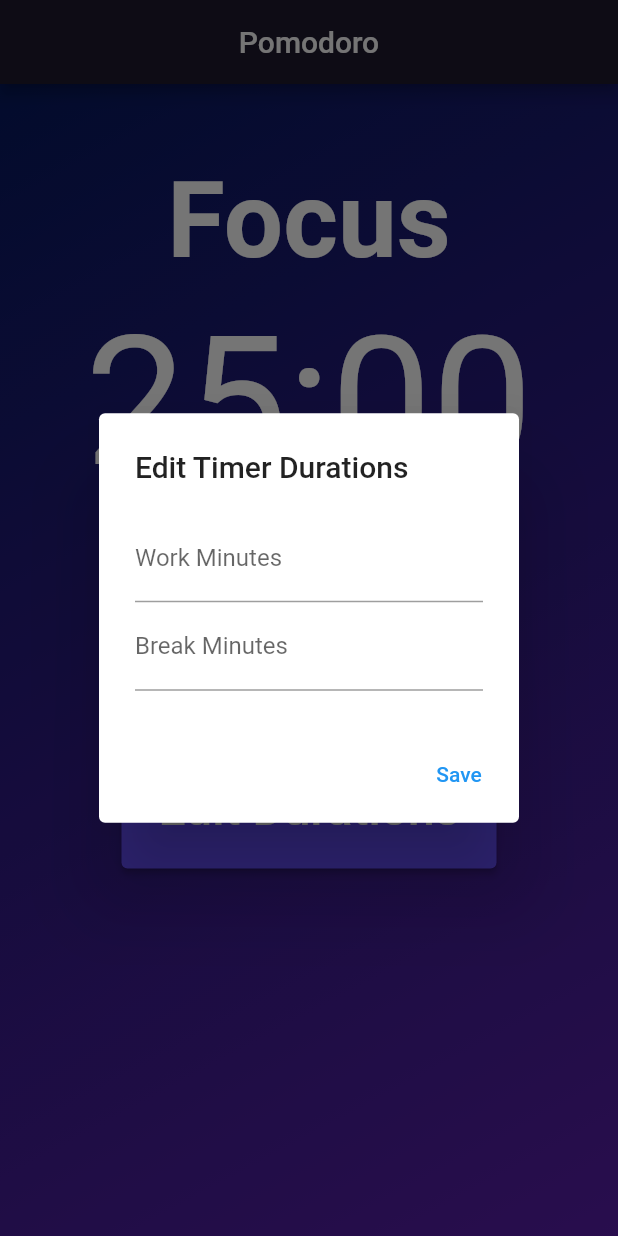
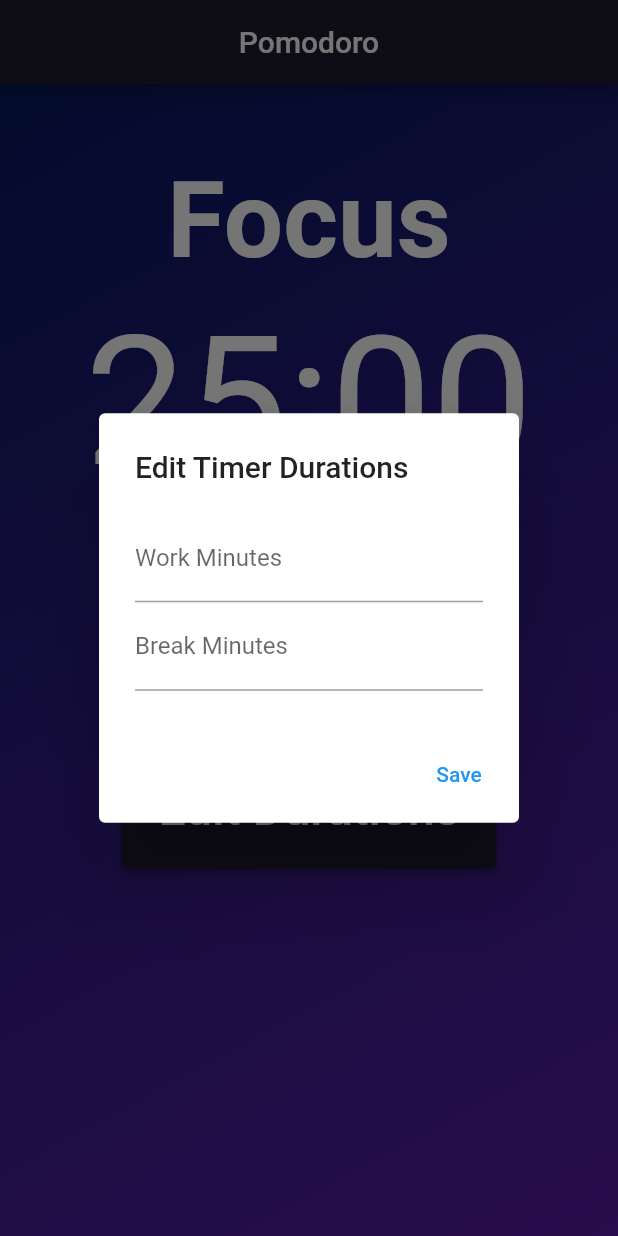
Before and after one commit to AEG14/countdown_timer_gimenez_practice, a Flutter app: the screen it shows after launch, after a tap on "Edit Durations", on a phone screen of 412 x 824 dp. Run offline on Flutter 3.47's test engine with Material 2 defaults, Android fonts, the light colour scheme and no system bars.

Commit message:
Edited some designs

```diff
--- a/lib/main.dart
+++ b/lib/main.dart
@@ -88,6 +88,8 @@
         title: Center(child: Text('Pomodoro')),
         backgroundColor: Color(0XFF1e1b2e),
       ),
+      resizeToAvoidBottomInset:
+          false, // Prevent content from resizing to avoid the keyboard
       body: Container(
         decoration: BoxDecoration(
           gradient: LinearGradient(
@@ -137,7 +139,7 @@
                             style: TextStyle(fontSize: 20)),
                         style: ButtonStyle(
                           backgroundColor: MaterialStateProperty.all<Color>(
-                              Color(0XFF674fff)),
+                              Color(0XFF1e1b2e)),
                           minimumSize: MaterialStateProperty.all(Size(150, 50)),
                         ),
                       ),
@@ -150,7 +152,7 @@
                           child: Text('Reset', style: TextStyle(fontSize: 20)),
                           style: ButtonStyle(
                             backgroundColor: MaterialStateProperty.all<Color>(
-                                Color(0XFF674fff)),
+                                Color(0XFF1e1b2e)),
                             minimumSize:
                                 MaterialStateProperty.all(Size(150, 50)),
                           ),
@@ -162,10 +164,11 @@
               SizedBox(
                 height: 50,
               ),
-              ElevatedButton(
+              Container(
+                child: ElevatedButton(
                   style: ButtonStyle(
                     backgroundColor:
-                      MaterialStateProperty.all<Color>(Color(0XFF674fff)),
+                        MaterialStateProperty.all<Color>(Color(0XFF1e1b2e)),
                     minimumSize: MaterialStateProperty.all(Size(250, 80)),
                   ),
                   onPressed: () {
@@ -174,7 +177,8 @@
                       builder: (BuildContext context) {
                         return AlertDialog(
                           title: Text('Edit Timer Durations'),
-                        content: Column(
+                          content: SingleChildScrollView(
+                            child: Column(
                               mainAxisSize: MainAxisSize.min,
                               children: <Widget>[
                                 TextField(
@@ -199,6 +203,7 @@
                                 ),
                               ],
                             ),
+                          ),
                           actions: <Widget>[
                             TextButton(
                               child: Text('Save'),
@@ -214,6 +219,7 @@
                   },
                   child: Text('Edit Durations', style: TextStyle(fontSize: 32)),
                 ),
+              ),
             ],
           ),
         ),
```
Lines whose indentation alone changed are shown as unchanged.
